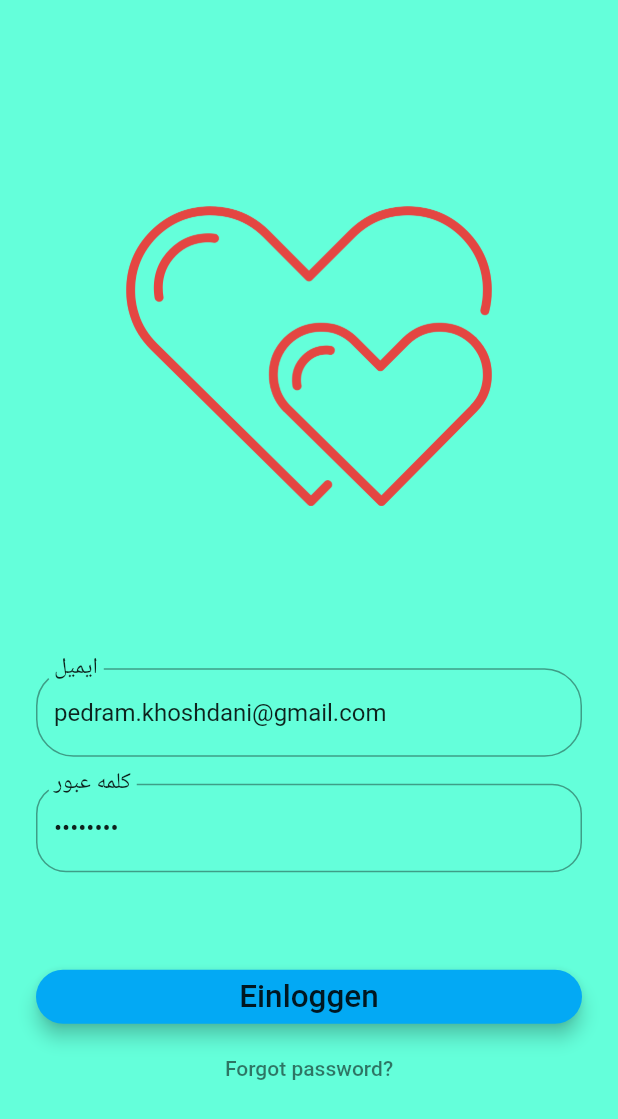
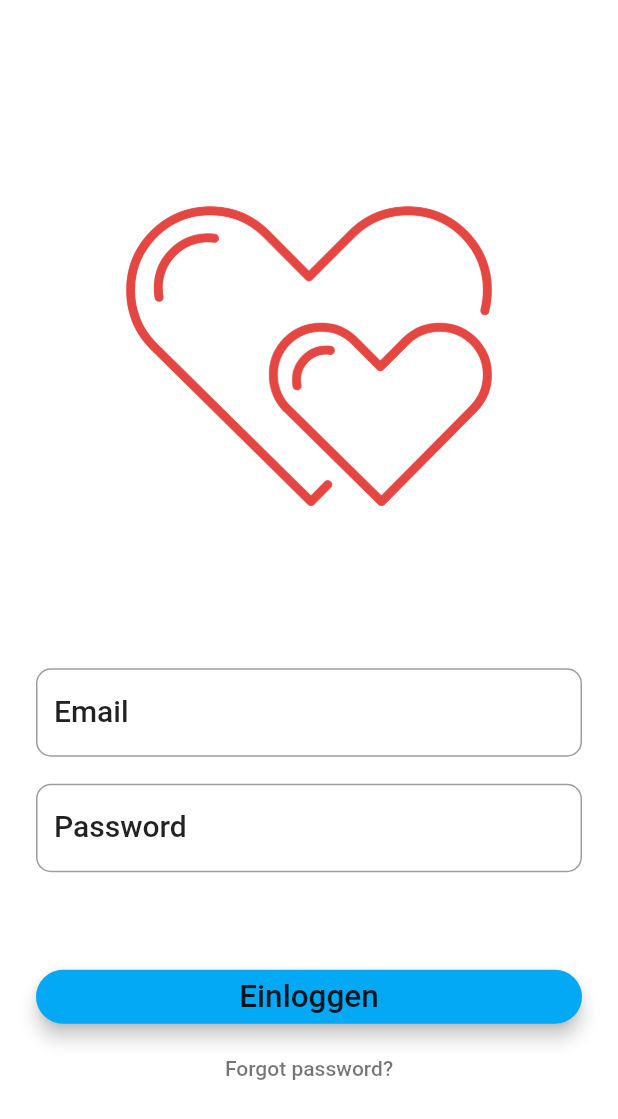
Before and after one commit to pedy711/wortschatz_trainer_ui, a Flutter app: the HomePage widget shown alone on an empty page, opened directly, after a tap on "Einloggen", on a phone screen of 412 x 824 dp. Shown: the top 1119 px of the screen. Run offline on Flutter 3.47's test engine with Material 2 defaults, Android fonts, the phone set to English and light mode, and no system bars; our stand-ins replace country_code_picker, image_picker, location, sqflite; missing offline and left inert: flutter_cupertino_date_picker, validate; accounts and stored records are empty; generated files the repository leaves out were written again; network calls fail.

Commit message:
Working on LoginPage

```diff
--- a/lib/main.dart
+++ b/lib/main.dart
@@ -1,5 +1,6 @@
 import 'package:flutter/material.dart';
 import 'package:wortschatz_trainer/ui/homePage.dart';
+import 'package:wortschatz_trainer/ui/loginPage.dart';
 
 
 void main() => runApp(new MyApp());
@@ -7,7 +8,7 @@ void main() => runApp(new MyApp());
 final ThemeData _themeData = new ThemeData(
   brightness: Brightness.light,
   primarySwatch: Colors.blue,
-  accentColor: Colors.brown
+  accentColor: Colors.brown,
 );
 
 class MyApp extends StatelessWidget {
@@ -18,6 +19,6 @@ class MyApp extends StatelessWidget {
       theme: _themeData,
       debugShowCheckedModeBanner: false,
       title: 'Flutter Demo',
-      home: new HomePage());
+      home: new LoginPage());
   }
 }
--- a/lib/shared/constants.dart
+++ b/lib/shared/constants.dart
@@ -16,9 +16,9 @@ class Constants{
   static final String APP_NAME_PERSIAN = "همراه";
   static final int    APP_VERSION = 1;
   static final String GET_STARTED_BTN = "بزن بریم";
-  static final String BECOME_A_MEMBER = "Mit email anmelden 🐣";
-  static final String EMAIL_TEXT = "ایمیل";
-  static final String PASSWORD_TEXT = "کلمه عبور";
+  static final String BECOME_A_MEMBER = "Mit email anmelden";
+  static final String EMAIL_TEXT = "Email";
+  static final String PASSWORD_TEXT = "Password";
   static final String REGISTER = "Anmelden";
   static final String REGISTER_OR_LOGIN = "Melde dich an oder einloggen";
   static final String LOGIN_WITH_FACEBOOK = "Mit Facebook anmelden";
@@ -26,7 +26,7 @@ class Constants{
   static final String LOGIN = "Einloggen";
   static final String ALREADY_A_MEMBER_TEXT = "Bist du schon mitglied?";
   static final String NEXT_TEXT = "بعدی";
-  static final String SIGN_UP = "ثبت نام";
+  static final String SIGN_UP = "Sign Up";
   static final String SELF_SUMMARY_TITLE_TEXT = "راجع به خودت بگو";
   static final String SELF_SUMMARY_TEXT = "که ما بتونیم افرادی که دوست داری برات پیدا کنیم.";
   static final String FIRST_NAME_TEXT = "نام کوچک";
--- a/lib/ui/homePage.dart
+++ b/lib/ui/homePage.dart
@@ -1,14 +1,17 @@
 import 'package:flutter/material.dart';
+import 'package:wortschatz_trainer/custom_widgets/RaisedButtonWidget.dart';
 import 'package:wortschatz_trainer/ui/loginPage.dart';
 import 'package:wortschatz_trainer/ui/signUpPage.dart';
 import 'package:wortschatz_trainer/shared/constants.dart';
 
 class HomePage extends StatelessWidget {
+  final double roundedCorner = 10;
+
   @override
   Widget build(BuildContext context) {
     return Container(
         alignment: Alignment.center,
-        color: Colors.red[50],
+        color: Colors.white,
         child: Padding(
             padding: EdgeInsets.all(20),
             child: Column(
@@ -20,79 +23,77 @@ class HomePage extends StatelessWidget {
                 Column(
                   crossAxisAlignment: CrossAxisAlignment.center,
                   children: <Widget>[
-                    Text(Constants.REGISTER,
-                        // textScaleFactor: 1.5,
-                        style: TextStyle(
-                            color: Colors.blueGrey,
-                            fontSize: 30.0,
-                            decoration: TextDecoration.none,
-                            fontFamily: 'Roboto-Thin')),
+                    buildRegisterTxt(),
                     Padding(
-                      padding: EdgeInsets.only(top: 20.0, bottom: 50.0),
-                      child: Text(Constants.REGISTER_OR_LOGIN,
-                          // textScaleFactor: 1.5,
-                          style: TextStyle(
-                              color: Colors.blueGrey,
-                              fontSize: 25.0,
-                              decoration: TextDecoration.none,
-                              fontFamily: 'Roboto-Thin')),
+                      padding: EdgeInsets.only(top: 20.0, bottom: 25.0),
+                      child: buildRegisterOrLoginTxt(),
                     ),
                   ],
                 ),
-                RaisedButton(
-                    // shape: new RoundedRectangleBorder(
-                    //     borderRadius: new BorderRadius.circular(30.0)),
-                    padding: EdgeInsets.only(
-                        left: 20.0, right: 20.0, top: 5.0, bottom: 5.0),
-                    child: Text(
-                      Constants.BECOME_A_MEMBER,
-                      textScaleFactor: 1.5,
-                      // style: TextStyle(fontWeight: FontWeight.bold),
-                    ),
-                    textColor: Colors.white,
-                    color: Colors.blueAccent,
-                    onPressed: () => navigateToSignUpPage(context)),
-                Padding(
-                  padding: EdgeInsets.only(top: 10.0, bottom: 10.0),
-                ),
-                RaisedButton(
-                    // shape: new RoundedRectangleBorder(
-                    //     borderRadius: new BorderRadius.circular(30.0)),
-                    padding: EdgeInsets.only(
-                        left: 20.0, right: 20.0, top: 5.0, bottom: 5.0),
-                    child: Text(
-                      Constants.ALREADY_A_MEMBER_TEXT,
-                      textScaleFactor: 1.5,
-                    ),
-                    textColor: Colors.white,
-                    color: Colors.blueAccent,
-                    onPressed: () => navigateToLoginPage(context)),
+                buildRegisterWithEmailBtn(context),
+                buildFacebookLoginBtn(context),
                 Column(
                   children: <Widget>[
                     Padding(
-                      padding: EdgeInsets.only(top: 20.0, bottom: 50.0),
-                      child: Text(Constants.ALREADY_A_MEMBER_TEXT,
-                          // textScaleFactor: 1.5,
-                          style: TextStyle(
-                              color: Colors.blueGrey,
-                              fontSize: 25.0,
-                              decoration: TextDecoration.none,
-                              fontFamily: 'Roboto-Thin')),
-                    ),
+                      padding: EdgeInsets.only(top: 40.0, bottom: 0.0),
+                      child: buildMemberQuestionTxt(),
+                    )
                   ],
                 ),
-                RaisedButton(
-                    padding: EdgeInsets.only(
-                        left: 20.0, right: 20.0, top: 5.0, bottom: 5.0),
-                    child: Text(
-                      Constants.LOGIN,
-                      textScaleFactor: 1.5,
-                    ),
-                    textColor: Colors.white,
-                    color: Colors.blueAccent,
-                    onPressed: () => navigateToLoginPage(context))
+                buildRaisedButton(context)
               ],
             )));
+  }
+
+  Text buildRegisterTxt() {
+    return Text(Constants.REGISTER,
+        // textScaleFactor: 1.5,
+        style: TextStyle(
+            color: Colors.blueGrey,
+            fontSize: 30.0,
+            decoration: TextDecoration.none,
+            fontFamily: 'Roboto-Thin'));
+  }
+
+  Text buildRegisterOrLoginTxt() {
+    return Text(Constants.REGISTER_OR_LOGIN,
+        // textScaleFactor: 1.5,
+        style: TextStyle(
+            color: Colors.blueGrey,
+            fontSize: 25.0,
+            decoration: TextDecoration.none,
+            fontFamily: 'Roboto-Thin'));
+  }
+
+  Widget buildRegisterWithEmailBtn(BuildContext context) {
+    return RaisedButtonWidget(
+        btnTxt: Constants.BECOME_A_MEMBER,
+        onPressed: () => navigateToSignUpPage(context),
+        color: Colors.red[800]);
+  }
+
+  Widget buildFacebookLoginBtn(BuildContext context) {
+    return RaisedButtonWidget(
+        btnTxt: Constants.LOGIN_WITH_FACEBOOK,
+        onPressed: () => navigateToLoginPage(context),
+        color: Colors.blue[900]);
+  }
+
+  Text buildMemberQuestionTxt() {
+    return Text(Constants.ALREADY_A_MEMBER_TEXT,
+        // textScaleFactor: 1.5,
+        style: TextStyle(
+            color: Colors.blueGrey,
+            fontSize: 20.0,
+            decoration: TextDecoration.none,
+            fontFamily: 'Roboto-Thin'));
+  }
+
+  Widget buildRaisedButton(BuildContext context) {
+    return RaisedButtonWidget(
+        btnTxt: Constants.LOGIN,
+        onPressed: () => navigateToLoginPage(context),
+        color: Colors.red[800]);
   }
 
   void navigateToLoginPage(BuildContext context) async {
--- a/lib/ui/loginPage.dart
+++ b/lib/ui/loginPage.dart
@@ -1,4 +1,5 @@
 import 'package:flutter/material.dart';
+import 'package:wortschatz_trainer/custom_widgets/TextBoxWidget.dart';
 import 'package:wortschatz_trainer/models/user.dart';
 import 'package:wortschatz_trainer/ui/introductionPage.dart';
 import 'package:wortschatz_trainer/shared/constants.dart';
@@ -22,12 +23,22 @@ class _LoginPageState extends State<LoginPage> {
   Widget build(BuildContext context) {
     TextStyle textStyle = Theme.of(context).textTheme.title;
 
-    emailController.text = "pedram.khoshdani@gmail.com";
-    passwordController.text = "12345678";
+/*     emailController.text = "pedram.khoshdani@gmail.com";
+    passwordController.text = "12345678"; */
 
     var emailTextField = Padding(
         padding: EdgeInsets.only(top: 10.0, bottom: 10.0),
-        child: TextField(
+        child: TextFieldWidget(
+          text: Constants.EMAIL_TEXT,
+          controller: emailController,
+          textStyle: textStyle,
+          keyboardType: TextInputType.emailAddress,
+          onChanged: (String string) {
+            setState(() {
+              email = string;
+            });
+          })
+         /* TextField(
           controller: emailController,
           decoration: InputDecoration(
               labelText: Constants.EMAIL_TEXT,
@@ -40,12 +51,23 @@ class _LoginPageState extends State<LoginPage> {
               email = string;
             });
           },
-        ));
-
+        ) */
+        );
 
     var passwordTextField = Padding(
         padding: EdgeInsets.only(bottom: 10.0),
-        child: TextField(
+        child: TextFieldWidget(
+          text: Constants.PASSWORD_TEXT,
+          controller: passwordController,
+          textStyle: textStyle,
+          // obscureText: true,
+          keyboardType: TextInputType.text,
+          onChanged: (String string) {
+            setState(() {
+              password = string;
+            });
+          })
+        /* TextField(
           controller: passwordController,
           obscureText: true,
           decoration: InputDecoration(
@@ -59,7 +81,7 @@ class _LoginPageState extends State<LoginPage> {
               password = string;
             });
           },
-        ));
+        ) */);
 
     final forgotLabel = FlatButton(
       child: Text(
@@ -70,12 +92,12 @@ class _LoginPageState extends State<LoginPage> {
     );
 
     return new Scaffold(
-      backgroundColor: Colors.tealAccent,
-        body: Center(
-      child: ListView(
-          shrinkWrap: true,
-          padding: EdgeInsets.only(left: 24.0, right: 24.0),
-          children: <Widget>[
+      backgroundColor: Colors.white,
+      body: Center(
+          child: ListView(
+              shrinkWrap: true,
+              padding: EdgeInsets.only(left: 24.0, right: 24.0),
+              children: <Widget>[
             LogoImageWidget(),
             SizedBox(height: 48.0),
             emailTextField,
@@ -84,9 +106,7 @@ class _LoginPageState extends State<LoginPage> {
             SizedBox(height: 24.0),
             SubmitBtnWidget(),
             forgotLabel
-          ]
-
-          )),
+          ])),
     );
   }
 }
@@ -109,7 +129,8 @@ class SubmitBtnWidget extends StatelessWidget {
     var button = Container(
       margin: EdgeInsets.only(top: 25.0),
       child: RaisedButton(
-        shape: new RoundedRectangleBorder(borderRadius: new BorderRadius.circular(30.0)),
+        shape: new RoundedRectangleBorder(
+            borderRadius: new BorderRadius.circular(30.0)),
         child: Text(
           Constants.LOGIN,
           textScaleFactor: 1.5,
--- a/lib/ui/signUpPage.dart
+++ b/lib/ui/signUpPage.dart
@@ -74,7 +74,7 @@ class _SignUpPage extends State<SignUpPage> {
   RaisedButton buildRaisedButton() {
     return RaisedButton(
         shape: new RoundedRectangleBorder(
-            borderRadius: new BorderRadius.circular(30.0)),
+            borderRadius: new BorderRadius.circular(10.0)),
         padding:
             EdgeInsets.only(left: 20.0, right: 20.0, top: 5.0, bottom: 5.0),
         child: Text(
```
Also changed, not shown: lib/custom_widgets/RaisedButtonWidget.dart (added, +37 -0 lines), lib/custom_widgets/TextBoxWidget.dart (added, +36 -0 lines).
